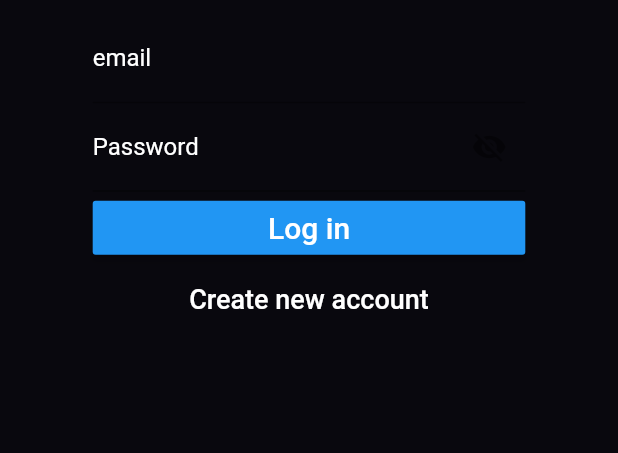
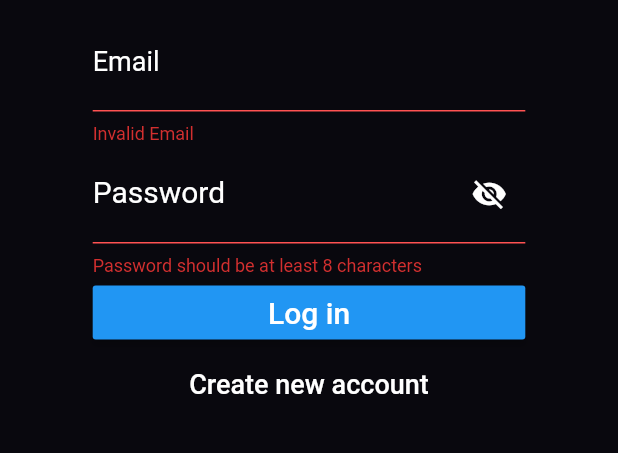
Before and after one commit to tokaehab/instagram, a Flutter app: the screen it shows after launch, after a tap on "Log in", on a phone screen of 412 x 824 dp, the part 369-822 px from its top. Run offline on Flutter 3.47's test engine with Material 2 defaults, Android fonts, the phone set to English and light mode, and no system bars; our stand-ins replace firebase_auth, firebase_core, page_indicator, story_view; accounts and stored records are empty.

Commit message:
Auth Finished

```diff
--- a/lib/main.dart
+++ b/lib/main.dart
@@ -1,7 +1,14 @@
+import 'package:firebase_auth/firebase_auth.dart';
+import 'package:firebase_core/firebase_core.dart';
 import 'package:flutter/material.dart';
+import 'package:instagram/screens/home_screen.dart';
+import 'package:instagram/screens/splash_screen.dart';
+import 'package:provider/provider.dart';
+import 'providers/user_provider.dart';
 import 'screens/auth_screen.dart';
 
 void main() {
+  WidgetsFlutterBinding.ensureInitialized();
   runApp(MyApp());
 }
 
@@ -38,9 +45,14 @@ final Shader linearGradient = LinearGradient(
 ).createShader(Rect.fromLTWH(0.0, 0.0, 200.0, 70.0));
 
 class MyApp extends StatelessWidget {
+  final Future<FirebaseApp> _initialization = Firebase.initializeApp();
   @override
   Widget build(BuildContext context) {
-    return MaterialApp(
+    return MultiProvider(
+      providers: [
+        ChangeNotifierProvider(create: (context) => UserProvider()),
+      ],
+      child: MaterialApp(
         title: 'Instagram',
         theme: ThemeData(
           primaryColor: Color(0xFF09080E),
@@ -58,7 +70,20 @@ class MyApp extends StatelessWidget {
           ),
           backgroundColor: Color(0xFF09080E),
         ),
-      home: AuthenticationScreen(),
+        home: FutureBuilder(
+          future: _initialization,
+          builder: (context, snapshot) {
+            if (snapshot.connectionState == ConnectionState.waiting)
+              return SplashScreen();
+            else if (FirebaseAuth.instance.currentUser != null)
+              return HomeScreen();
+            return AuthenticationScreen();
+          },
+        ),
+        routes: {
+          HomeScreen.routeName: (context) => HomeScreen(),
+        },
+      ),
     );
   }
 }
--- a/lib/models/Users/my_account.dart
+++ b/lib/models/Users/my_account.dart
@@ -1,37 +1,14 @@
-// import 'package:flutter/cupertino.dart';
+import 'package:instagram/models/Users/user.dart';
 
-// class MyAccount extends User {
-//   String email;
-//   List<Chat> chats;
-//   List<Notification> notifications;
-//   MyAccount(
-//     String email,
-//     List<Chat> chats,
-//     List<Notification> notifications,
-//     String username,
-//     List<Account> following,
-//     List<Account> followers,
-//     List<Post> posts,
-//     List<Post> taggedPosts,
-//     List<HighlightStory> highlightStories,
-//     List<Story> story,
-//     String bio,
-//   ) {
-//     super(
-//       email,
-//       chats,
-//       notifications,
-//       username,
-//       following,
-//       followers,
-//       posts,
-//       taggedPosts,
-//       highlightStories,
-//       story,
-//       bio,
-//     );
-//     this.email = email;
-//     this.chats = chats;
-//     this.notifications = notifications;
-//   }
-// }
+class MyAccount extends User {
+  String email;
+  // List<Chat> chats;
+  // List<Notification> notifications;
+  MyAccount.fromUser(String email, String username, bool isPrivate, String bio)
+      : this.email = email,
+        super.fromUser(username, isPrivate, bio);
+
+  MyAccount.fromFirebase(doc)
+      : this.email = doc['email'],
+        super.fromFirebase(doc);
+}
--- /dev/null
+++ b/lib/providers/user_provider.dart
@@ -0,0 +1,61 @@
+import 'dart:io';
+
+import 'package:firebase_auth/firebase_auth.dart';
+import 'package:flutter/material.dart';
+import 'package:instagram/models/Users/my_account.dart';
+
+class UserProvider with ChangeNotifier {
+  MyAccount currentUser;
+  Future<String> register(
+      String email, String password, String username) async {
+    try {
+      await FirebaseAuth.instance
+          .createUserWithEmailAndPassword(email: email, password: password);
+      currentUser = MyAccount.fromUser(email, username, true, '');
+      FirebaseAuth.instance.currentUser.updateProfile(displayName: username);
+      return null;
+    } on FirebaseAuthException catch (e) {
+      if (e.code == 'weak-password') {
+        return 'The password provided is too weak.';
+      } else if (e.code == 'email-already-in-use') {
+        return 'The account already exists for that email.';
+      } else {
+        return 'Invalid email address.';
+      }
+    } catch (e) {
+      print(e);
+      return 'Network error.';
+    }
+  }
+
+  Future<String> login(String email, String password) async {
+    try {
+      await FirebaseAuth.instance
+          .signInWithEmailAndPassword(email: email, password: password);
+      return null;
+    } on FirebaseAuthException catch (e) {
+      if (e.code == 'wrong-password' || e.code == 'invalid-email') {
+        return 'Invalid email or password.';
+      } else if (e.code == 'user-disabled') {
+        return 'This account has been disabled.';
+      } else {
+        return 'No account with this email.';
+      }
+    } catch (e) {
+      return 'Network error.';
+    }
+  }
+
+  Future<String> resetPassword(String email) async {
+    try {
+      await FirebaseAuth.instance.sendPasswordResetEmail(email: email);
+      return null;
+    } on FirebaseAuthException catch (_) {
+      return 'There is no account with this email';
+    } on SocketException catch (_) {
+      return 'Network error.';
+    } catch (e) {
+      return 'Error has been occurred, please try again later.';
+    }
+  }
+}
--- a/lib/screens/auth_screen.dart
+++ b/lib/screens/auth_screen.dart
@@ -48,12 +48,10 @@ class _AuthenticationScreenState extends State<AuthenticationScreen> {
                   child: Text(
                     loginMode
                         ? 'Create new account'
-                        : 'I already have one Log in',
+                        : 'You already have one ? log in',
                     style: TextStyle(
                       color: Colors.white,
                       fontSize: 18,
-                      // fontFamily:
-                      //     Theme.of(context).textTheme.headline6.fontFamily,
                     ),
                   ),
                 )
--- a/lib/screens/home_screen.dart
+++ b/lib/screens/home_screen.dart
@@ -6,6 +6,7 @@ import '../screens/main_screen.dart';
 import '../widgets/mini_avatar.dart';
 
 class HomeScreen extends StatefulWidget {
+  static final routeName = '/home';
   @override
   _HomeScreenState createState() => _HomeScreenState();
 }
--- a/lib/screens/main_screen.dart
+++ b/lib/screens/main_screen.dart
@@ -4,6 +4,7 @@ import '../widgets/stories_list.dart';
 import 'messages_screen.dart';
 
 class MainScreen extends StatelessWidget {
+  static final routeName = '/main';
   @override
   Widget build(BuildContext context) {
     return Scaffold(
--- /dev/null
+++ b/lib/screens/splash_screen.dart
@@ -0,0 +1,31 @@
+import 'package:flutter/material.dart';
+
+class SplashScreen extends StatelessWidget {
+  @override
+  Widget build(BuildContext context) {
+    return Scaffold(
+      backgroundColor: Theme.of(context).primaryColor,
+      body: Center(
+        child: Column(
+          mainAxisAlignment: MainAxisAlignment.center,
+          children: [
+            Text(
+              'Instagram',
+              style: TextStyle(
+                color: Colors.white,
+                fontSize: 50,
+                fontFamily: Theme.of(context).textTheme.headline6.fontFamily,
+              ),
+            ),
+            SizedBox(
+              height: 10,
+            ),
+            CircularProgressIndicator(
+              value: 10,
+            ),
+          ],
+        ),
+      ),
+    );
+  }
+}
--- a/lib/widgets/auth_form.dart
+++ b/lib/widgets/auth_form.dart
@@ -1,4 +1,7 @@
 import 'package:flutter/material.dart';
+import 'package:instagram/providers/user_provider.dart';
+import 'package:instagram/screens/home_screen.dart';
+import 'package:provider/provider.dart';
 
 class AuthForm extends StatefulWidget {
   bool loginMode;
@@ -11,15 +14,65 @@ class _AuthFormState extends State<AuthForm> {
   final _passwordFocusNode = FocusNode();
   final _usernameFocusNode = FocusNode();
   final _formKey = GlobalKey<FormState>();
-
-  bool isPublic = true;
+  String _email;
+  String _username;
+  String _password;
+  bool isLoading;
   bool _obscure = true;
+  @override
+  void initState() {
+    super.initState();
+    isLoading = false;
+  }
 
   @override
   void dispose() {
     _passwordFocusNode.dispose();
     _usernameFocusNode.dispose();
     super.dispose();
+  }
+
+  void tryToLogin() async {
+    if (_formKey.currentState.validate()) {
+      setState(() {
+        isLoading = true;
+      });
+      String error = await Provider.of<UserProvider>(context, listen: false)
+          .login(_email, _password);
+
+      if (error == null) {
+        Navigator.of(context).pushReplacementNamed(HomeScreen.routeName);
+      } else {
+        setState(() {
+          isLoading = false;
+        });
+        Scaffold.of(context).showSnackBar(SnackBar(
+          content: Text(error),
+          backgroundColor: Colors.red[900],
+        ));
+      }
+    }
+  }
+
+  void tryToRegister() async {
+    if (_formKey.currentState.validate()) {
+      setState(() {
+        isLoading = true;
+      });
+      String error = await Provider.of<UserProvider>(context, listen: false)
+          .register(_email, _password, _username);
+      if (error == null) {
+        Navigator.of(context).pushReplacementNamed(HomeScreen.routeName);
+      } else {
+        setState(() {
+          isLoading = false;
+        });
+        Scaffold.of(context).showSnackBar(SnackBar(
+          content: Text(error),
+          backgroundColor: Colors.red[900],
+        ));
+      }
+    }
   }
 
   @override
@@ -32,18 +85,25 @@ class _AuthFormState extends State<AuthForm> {
             children: [
               TextFormField(
                 key: ValueKey('email'),
+                style: TextStyle(color: Colors.white, fontSize: 20),
+                textInputAction: TextInputAction.next,
                 decoration: InputDecoration(
-                  labelText: 'email',
-                  labelStyle: TextStyle(color: Colors.white),
+                  errorBorder: UnderlineInputBorder(
+                    borderSide: BorderSide(
+                      color: Colors.redAccent,
+                    ),
+                  ),
+                  labelText: 'Email',
+                  labelStyle: TextStyle(color: Colors.white, fontSize: 18),
                 ),
                 validator: (value) {
+                  setState(() {
+                    _email = value;
+                  });
                   if (!value.contains('@') ||
                       !value.contains('.com') ||
                       value.isEmpty) return 'Invalid Email';
                   return null;
-                },
-                onSaved: (value) {
-                  setState(() {});
                 },
                 onFieldSubmitted: (val) {
                   if (widget.loginMode)
@@ -53,34 +113,56 @@ class _AuthFormState extends State<AuthForm> {
                 },
               ),
               if (!widget.loginMode)
-                TextFormField(
+                AnimatedContainer(
+                  duration: Duration(seconds: 1),
+                  curve: Curves.bounceOut,
+                  child: AnimatedOpacity(
+                    duration: Duration(milliseconds: 400),
+                    opacity: widget.loginMode ? 0 : 1,
+                    child: TextFormField(
                       key: ValueKey('username'),
+                      style: TextStyle(color: Colors.white, fontSize: 20),
+                      textInputAction: TextInputAction.next,
                       decoration: InputDecoration(
+                        errorBorder: UnderlineInputBorder(
+                          borderSide: BorderSide(
+                            color: Colors.redAccent,
+                          ),
+                        ),
                         labelText: 'Username',
-                    labelStyle: TextStyle(color: Colors.white),
+                        labelStyle:
+                            TextStyle(color: Colors.white, fontSize: 18),
                       ),
                       focusNode: _usernameFocusNode,
                       validator: (value) {
-                    if (value.length < 4)
+                        setState(() {
+                          _username = value;
+                        });
+                        if (!widget.loginMode && value.length < 4)
                           return 'Username should be at least 4 characters';
                         return null;
-                  },
-                  onSaved: (value) {
-                    setState(() {});
                       },
                       onFieldSubmitted: (_) {
                         FocusScope.of(context).requestFocus(_passwordFocusNode);
                       },
                     ),
+                  ),
+                ),
               TextFormField(
                 key: ValueKey('password'),
+                style: TextStyle(color: Colors.white, fontSize: 20),
                 decoration: InputDecoration(
+                  errorBorder: UnderlineInputBorder(
+                    borderSide: BorderSide(
+                      color: Colors.redAccent,
+                    ),
+                  ),
                   labelText: 'Password',
-                  labelStyle: TextStyle(color: Colors.white),
+                  labelStyle: TextStyle(color: Colors.white, fontSize: 20),
                   suffixIcon: IconButton(
                     icon: Icon(
                         !_obscure ? Icons.visibility : Icons.visibility_off,
-                    ),
+                        color: Colors.white),
                     onPressed: () {
                       setState(() {
                         _obscure = !_obscure;
@@ -91,37 +173,29 @@ class _AuthFormState extends State<AuthForm> {
                 obscureText: _obscure,
                 focusNode: _passwordFocusNode,
                 validator: (value) {
+                  setState(() {
+                    _password = value;
+                  });
                   if (value.length < 8)
                     return 'Password should be at least 8 characters';
                   return null;
                 },
-                onSaved: (value) {},
               ),
-              if (!widget.loginMode)
-                Row(
-                  mainAxisAlignment: MainAxisAlignment.spaceBetween,
-                  children: [
-                    Text(
-                      'Public Account',
-                      style: TextStyle(
-                        color: Colors.white,
-                      ),
-                    ),
-                    Switch.adaptive(
-                        activeColor: Colors.white,
-                        activeTrackColor: Colors.white,
-                        value: isPublic,
-                        onChanged: (value) {
-                          setState(() {
-                            isPublic = value;
-                          });
-                        })
-                  ],
-                ),
-              Container(
+              isLoading
+                  ? Container(
+                      child: CircularProgressIndicator(),
+                      margin: EdgeInsets.symmetric(vertical: 5),
+                    )
+                  : Container(
                       width: MediaQuery.of(context).size.width * 0.8,
                       child: RaisedButton(
-                  onPressed: () {},
+                        onPressed: () {
+                          FocusScope.of(context).unfocus();
+                          if (widget.loginMode)
+                            tryToLogin();
+                          else
+                            tryToRegister();
+                        },
                         child: Text(
                           widget.loginMode ? 'Log in' : 'Sign up',
                           style: TextStyle(
--- a/pubspec.yaml
+++ b/pubspec.yaml
@@ -28,6 +28,9 @@ dependencies:
   story_view: ^0.12.5
   page_indicator: ^0.3.0
   firebase_auth: ^0.20.0+1
+  cloud_firestore: ^0.16.0
+  provider: ^4.3.2+4
+  firebase_core: ^0.7.0
 
 dev_dependencies:
   flutter_test:
```
Also changed, not shown: lib/models/Users/user.dart (+33 -29 lines), pubspec.lock. Lines whose indentation alone changed are shown as unchanged.
